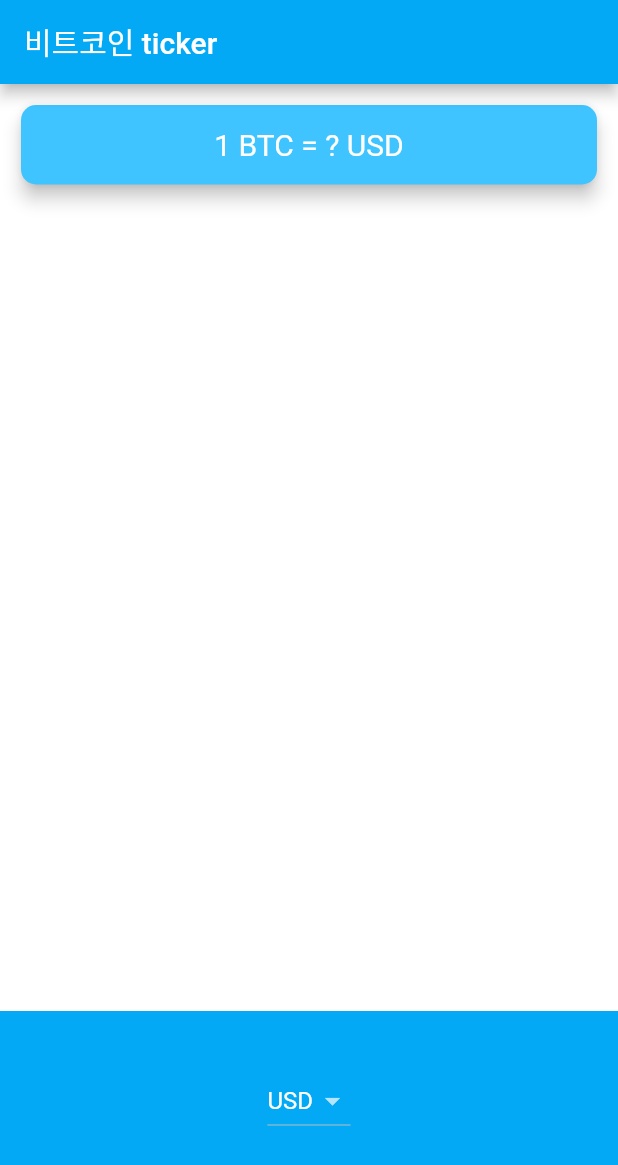
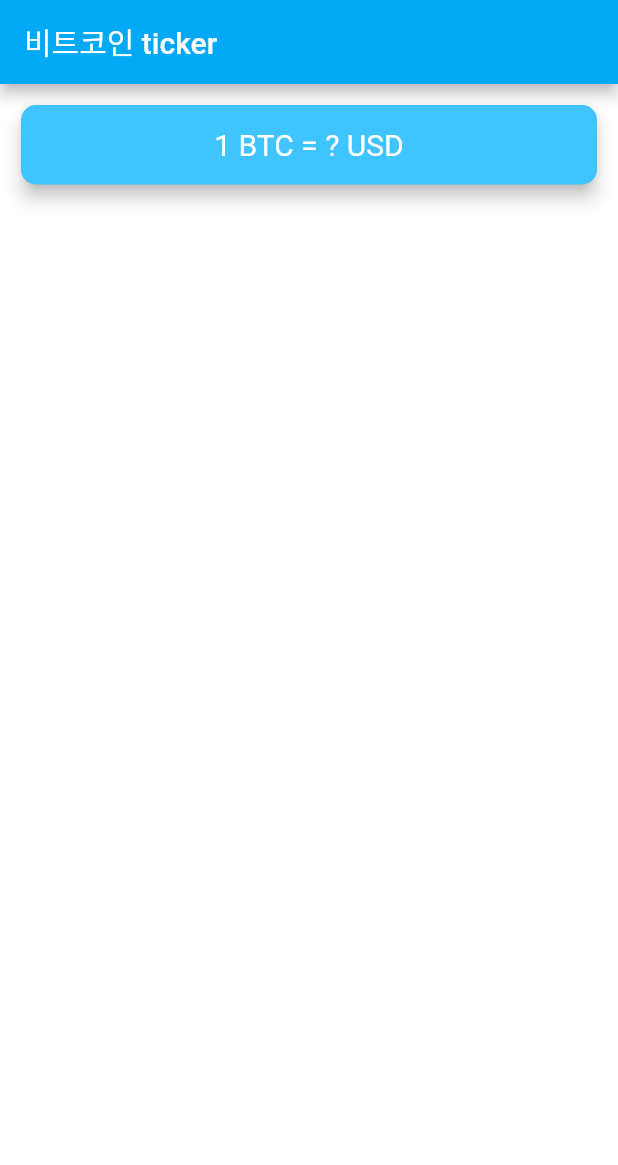
Before and after one commit to angre-kim/bitcoin0210, a Flutter app: the screen it shows after launch, on a phone screen of 412 x 824 dp. Shown: the top 1165 px of the screen. Run offline on Flutter 3.47's test engine with Material 2 defaults, Android fonts, the phone set to English and light mode, and no system bars.

Commit message:
1차 왁꾸

```diff
--- a/lib/main.dart
+++ b/lib/main.dart
@@ -1,5 +1,5 @@
 import 'package:flutter/material.dart';
-import 'price_screen.dart';
+import 'price_screen2.dart';
 
 void main() => runApp(MyApp());
 
@@ -7,8 +7,7 @@ class MyApp extends StatelessWidget {
   @override
   Widget build(BuildContext context) {
     return MaterialApp(
-      theme: ThemeData.dark().copyWith(
-        primaryColor: Colors.lightBlue,
+      theme: ThemeData.dark().copyWith(primaryColor: Colors.lightBlue,
         scaffoldBackgroundColor: Colors.white
       ),
       home: PriceScreen(),
--- /dev/null
+++ b/lib/price_screen2.dart
@@ -0,0 +1,43 @@
+import 'package:flutter/material.dart';
+
+class PriceScreen extends StatefulWidget {
+  @override
+  _PriceScreenState createState() => _PriceScreenState();
+}
+
+class _PriceScreenState extends State<PriceScreen> {
+  @override
+  Widget build(BuildContext context) {
+    return Scaffold(
+      appBar: AppBar(
+        title: Text('비트코인 ticker'),
+      ),
+      body: Column(
+        mainAxisAlignment: MainAxisAlignment.spaceBetween,
+        crossAxisAlignment: CrossAxisAlignment.stretch,
+        children: <Widget>[
+          Padding(
+            padding: EdgeInsets.fromLTRB(10.0, 10.0, 10.0, 10.0),
+            child: Card(
+              color: Colors.lightBlueAccent,
+              elevation: 5.0,
+              shape: RoundedRectangleBorder(
+                  borderRadius: BorderRadius.circular(10.0)),
+              child: Padding(
+                padding: EdgeInsets.symmetric(vertical: 15.0, horizontal: 20.0),
+                child: Text(
+                  '1 BTC = ? USD',
+                  textAlign: TextAlign.center,
+                  style: TextStyle(
+                    fontSize: 20.0,
+                    color: Colors.white,
+                  ),
+                ),
+              ),
+            ),
+          ),
+        ],
+      ),
+    );
+  }
+}
```
